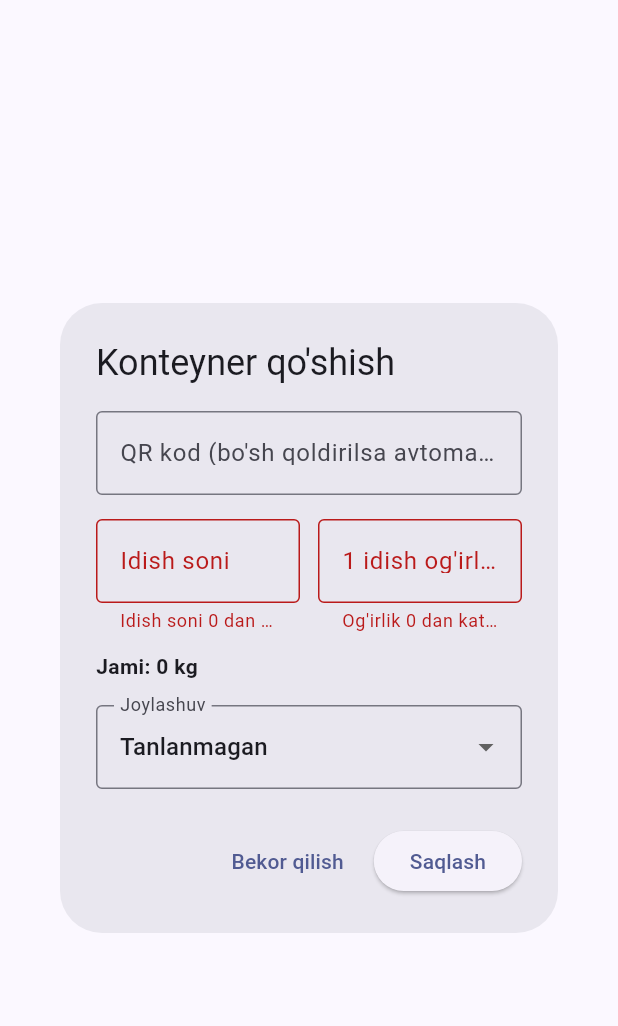
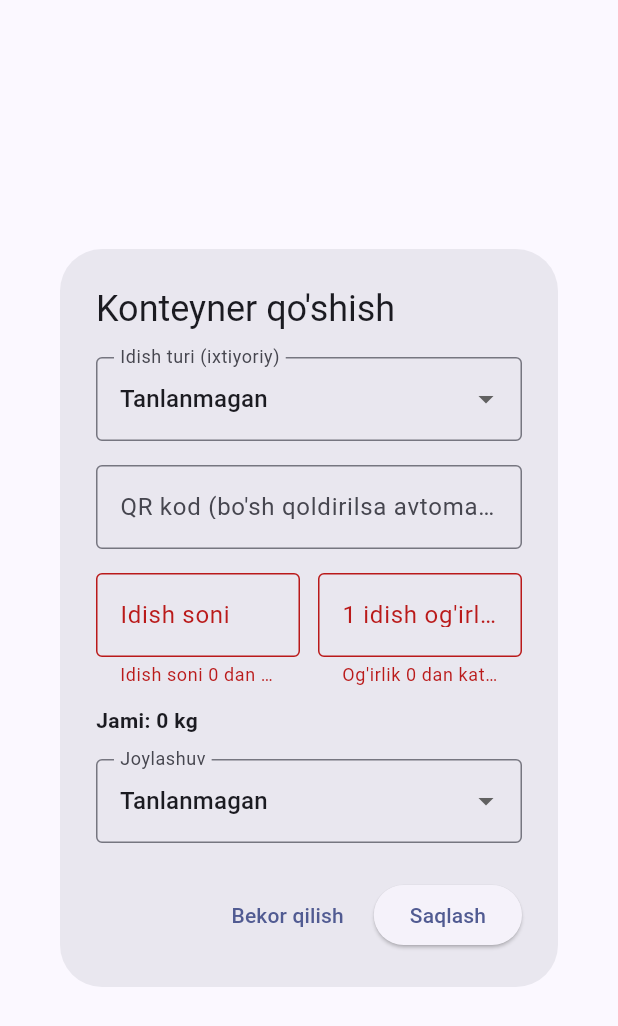
Before and after one commit to Farxodxon/eclair-wms-app, a Flutter app: the _ContainerFormDialog widget shown alone on an empty page, opened directly with empty values, after a tap on "Saqlash", on a phone screen of 412 x 824 dp. Shown: the top 1026 px of the screen. Run offline on Flutter 3.47's test engine with Material 3 defaults, Android fonts, the phone set to English and light mode, and no system bars; our stand-ins replace dio, file_picker, flutter_riverpod, pdf, printing; missing offline and left inert: barcode, excel, universal_barcode_scanner.

Commit message:
Idish turi: dropdown ro'yxat; batch formdagi dropdown + mahsulot defaultlarini auto-update; container_types helper; ApiClient.updateProduct; analizda errors=0

```diff
--- /dev/null
+++ b/lib/core/container_types.dart
@@ -0,0 +1,25 @@
+const containerTypes = [
+  'Qop',
+  'Plastik bochka',
+  'Kanistr',
+  'Karton quti',
+  'Bobina (rulon)',
+  'Metall bochka',
+  "Qog'oz bochka",
+  'IBC konteyner',
+  'Plastik chelak',
+  'Plastik idish',
+  'Shisha idish',
+  'Vakuum qadoq',
+  'Big Bag',
+  'Pallet',
+  'Boshqa',
+];
+
+/// Eski matn qiymatlari ro'yxatda bo'lmasa ham yo'qolmasligi uchun
+List<String> containerTypeOptions(String? current) {
+  final c = (current ?? '').trim();
+  if (c.isEmpty) return containerTypes;
+  if (containerTypes.contains(c)) return containerTypes;
+  return [...containerTypes, c];
+}
--- a/lib/features/products/batch_containers_screen.dart
+++ b/lib/features/products/batch_containers_screen.dart
@@ -5,6 +5,7 @@ import 'package:wms_app/core/api_client.dart';
 import 'package:wms_app/features/auth/auth_provider.dart';
 import 'package:wms_app/features/labels/label_pdf_builder.dart';
 import 'package:wms_app/features/products/transaction_history_screen.dart';
+import 'package:wms_app/core/container_types.dart';
 
 final batchContainersProvider =
     FutureProvider.autoDispose.family<List<dynamic>, int>((ref, batchId) {
@@ -397,6 +398,7 @@ class _ContainerFormDialogState extends ConsumerState<_ContainerFormDialog> {
   bool _saving = false;
   bool _loadingDefaults = true;
   String _containerType = '';
+  final _containerTypeController = TextEditingController();
 
   @override
   void initState() {
@@ -413,6 +415,7 @@ class _ContainerFormDialogState extends ConsumerState<_ContainerFormDialog> {
     _barcodeController.dispose();
     _unitCountController.dispose();
     _unitWeightController.dispose();
+    _containerTypeController.dispose();
     super.dispose();
   }
 
@@ -436,6 +439,7 @@ class _ContainerFormDialogState extends ConsumerState<_ContainerFormDialog> {
       final weight = product['default_unit_weight_kg'] as num?;
       if (!mounted) return;
       _unitWeightController.text = weight != null ? _formatKg(weight) : '';
+      _containerTypeController.text = type;
       setState(() {
         _containerType = type;
         _loadingDefaults = false;
@@ -469,8 +473,42 @@ class _ContainerFormDialogState extends ConsumerState<_ContainerFormDialog> {
         'unit_weight_kg': num.parse(_unitWeightController.text.trim()),
         if (_locationId != null) 'location_id': _locationId,
       };
+      if (_containerTypeController.text.trim().isNotEmpty) {
+        body['container_type'] = _containerTypeController.text.trim();
+      }
       final created = await ApiClient()
           .createBatchContainer(auth.token!, widget.batchId, body);
+      try {
+        final product = await ApiClient().getProduct(auth.token!, widget.productId);
+        final needsUpdate = (product['default_container_type'] == null ||
+                (product['default_container_type'] as String).isEmpty ||
+                product['default_unit_weight_kg'] == null) &&
+            (_containerTypeController.text.trim().isNotEmpty ||
+                _unitWeightController.text.trim().isNotEmpty);
+        if (needsUpdate) {
+          final updateBody = <String, dynamic>{};
+          if (product['default_container_type'] == null ||
+              (product['default_container_type'] as String).isEmpty) {
+            if (_containerTypeController.text.trim().isNotEmpty) {
+              updateBody['default_container_type'] =
+                  _containerTypeController.text.trim();
+            }
+          }
+          if (product['default_unit_weight_kg'] == null) {
+            final w = num.tryParse(_unitWeightController.text.trim());
+            if (w != null) updateBody['default_unit_weight_kg'] = w;
+          }
+          if (updateBody.isNotEmpty) {
+            await ApiClient().updateProduct(
+              auth.token!,
+              widget.productId,
+              updateBody,
+            );
+          }
+        }
+      } catch (_) {
+        // ignore
+      }
       if (mounted) Navigator.pop(context, created);
     } on ApiException catch (e) {
       if (mounted) {
@@ -507,17 +545,35 @@ class _ContainerFormDialogState extends ConsumerState<_ContainerFormDialog> {
                     padding: EdgeInsets.only(bottom: 12),
                     child: LinearProgressIndicator(),
                   ),
-                if (_containerType.isNotEmpty)
-                  Padding(
-                    padding: const EdgeInsets.only(bottom: 8),
-                    child: Text(
-                      'Idish turi: $_containerType',
-                      style: const TextStyle(
-                        fontWeight: FontWeight.bold,
-                        color: Colors.blueGrey,
+                DropdownButtonFormField<String>(
+                  value: _containerTypeController.text.isEmpty
+                      ? null
+                      : _containerTypeController.text,
+                  decoration: const InputDecoration(
+                    labelText: 'Idish turi (ixtiyoriy)',
+                    border: OutlineInputBorder(),
+                  ),
+                  items: [
+                    const DropdownMenuItem<String>(
+                      value: null,
+                      child: Text('Tanlanmagan'),
+                    ),
+                    for (final t in containerTypeOptions(
+                      _containerTypeController.text,
+                    ))
+                      DropdownMenuItem<String>(
+                        value: t,
+                        child: Text(t),
                       ),
-                    ),
-                  ),
+                  ],
+                  onChanged: (value) {
+                    setState(() {
+                      _containerTypeController.text = value ?? '';
+                      _containerType = _containerTypeController.text;
+                    });
+                  },
+                ),
+                const SizedBox(height: 16),
                 TextFormField(
                   controller: _barcodeController,
                   decoration: const InputDecoration(
```
Also changed, not shown: lib/core/api_client.dart (+18 -1 lines), lib/features/products/product_form_screen.dart (+23 -3 lines).
